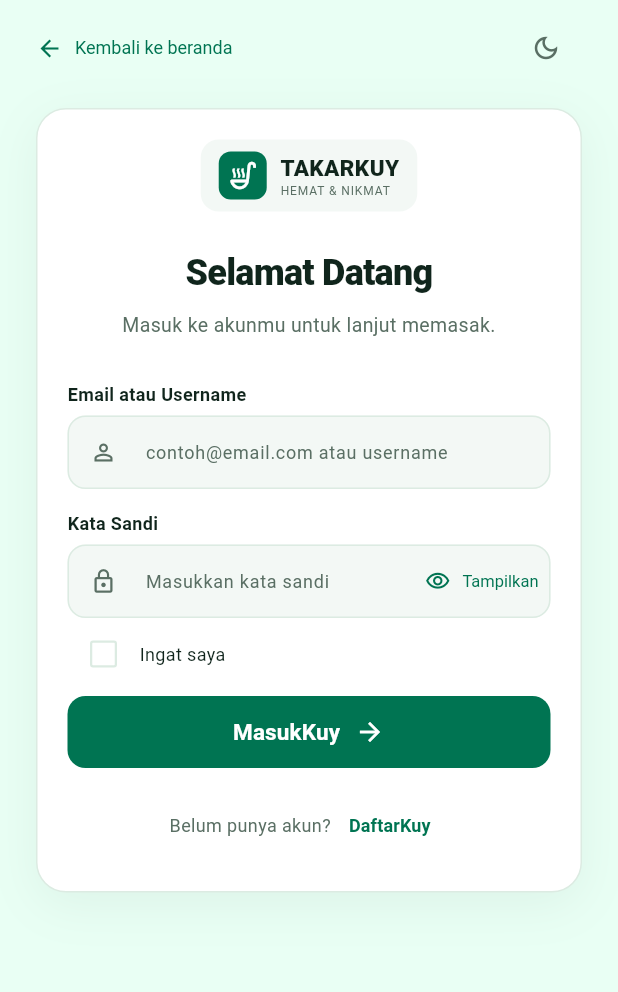
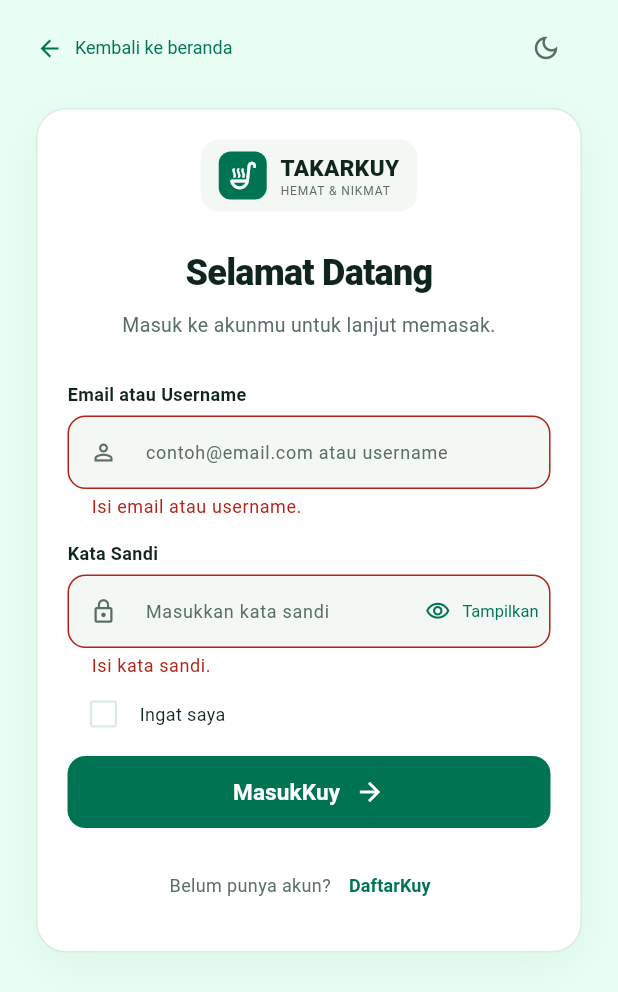
Before and after one commit to PBPUY-11-C/TAKARKUY-APK, a Flutter app: the AkunPage screen opened by its route, after a tap on "MasukKuy", on a phone screen of 412 x 824 dp. Shown: the top 992 px of the screen. Run offline on Flutter 3.47's test engine with Material 3 defaults, Android fonts, the phone set to English and light mode, and no system bars.

Commit message:
feat(modul3): menerapkan validasi formulir login

```diff
--- a/lib/akun/screens/akun_page.dart
+++ b/lib/akun/screens/akun_page.dart
@@ -1,8 +1,55 @@
 import 'package:flutter/material.dart';
 
 /// Halaman masuk Modul 3, dikembangkan dari kerangka Akun yang sudah ada.
-class AkunPage extends StatelessWidget {
+class AkunPage extends StatefulWidget {
   const AkunPage({super.key});
+
+  @override
+  State<AkunPage> createState() => _AkunPageState();
+}
+
+class _AkunPageState extends State<AkunPage> {
+  final _formKey = GlobalKey<FormState>();
+  final _identifier = TextEditingController();
+  final _password = TextEditingController();
+
+  @override
+  void dispose() {
+    _identifier.dispose();
+    _password.dispose();
+    super.dispose();
+  }
+
+  void _submit() {
+    if (!_formKey.currentState!.validate()) return;
+    FocusScope.of(context).unfocus();
+    final colors = _LoginColors(Theme.of(context).brightness);
+    showDialog<void>(
+      context: context,
+      builder: (dialogContext) => AlertDialog(
+        backgroundColor: colors.card,
+        shape: RoundedRectangleBorder(
+          borderRadius: BorderRadius.circular(20),
+          side: BorderSide(color: colors.border, width: 1.5),
+        ),
+        title: Text(
+          'Login belum tersedia',
+          style: TextStyle(color: colors.text, fontSize: 20),
+        ),
+        content: Text(
+          'Silakan coba lagi nanti.',
+          style: TextStyle(color: colors.muted),
+        ),
+        actions: [
+          TextButton(
+            onPressed: () => Navigator.pop(dialogContext),
+            style: TextButton.styleFrom(foregroundColor: colors.accent),
+            child: const Text('Mengerti'),
+          ),
+        ],
+      ),
+    );
+  }
 
   @override
   Widget build(BuildContext context) {
@@ -146,11 +193,17 @@ class AkunPage extends StatelessWidget {
                         ),
                         const SizedBox(height: 28),
                         Form(
+                          key: _formKey,
                           child: Column(
                             crossAxisAlignment: CrossAxisAlignment.stretch,
                             children: [
                               _LoginField(
                                 id: 'identifier',
+                                controller: _identifier,
+                                validator: (value) =>
+                                    value == null || value.trim().isEmpty
+                                    ? 'Isi email atau username.'
+                                    : null,
                                 label: 'Email atau Username',
                                 hint: 'contoh@email.com atau username',
                                 icon: Icons.person_outline,
@@ -159,6 +212,12 @@ class AkunPage extends StatelessWidget {
                               const SizedBox(height: 14),
                               _LoginField(
                                 id: 'password',
+                                controller: _password,
+                                validator: (value) =>
+                                    value == null || value.isEmpty
+                                    ? 'Isi kata sandi.'
+                                    : null,
+                                onSubmitted: (_) => _submit(),
                                 label: 'Kata Sandi',
                                 hint: 'Masukkan kata sandi',
                                 icon: Icons.lock_outline,
@@ -193,7 +252,7 @@ class AkunPage extends StatelessWidget {
                               ),
                               const SizedBox(height: 4),
                               FilledButton(
-                                onPressed: () {},
+                                onPressed: _submit,
                                 style: FilledButton.styleFrom(
                                   backgroundColor: colors.accent,
                                   foregroundColor: colors.actionText,
@@ -277,11 +336,17 @@ class _LoginField extends StatelessWidget {
     required this.hint,
     required this.icon,
     required this.colors,
+    this.controller,
+    this.validator,
+    this.onSubmitted,
   });
 
   final String id, label, hint;
   final IconData icon;
   final _LoginColors colors;
+  final TextEditingController? controller;
+  final FormFieldValidator<String>? validator;
+  final ValueChanged<String>? onSubmitted;
 
   @override
   Widget build(BuildContext context) {
@@ -305,6 +370,10 @@ class _LoginField extends StatelessWidget {
           label: label,
           child: TextFormField(
             key: ValueKey('login-$id'),
+            controller: controller,
+            validator: validator,
+            onFieldSubmitted: onSubmitted,
+            autovalidateMode: AutovalidateMode.onUserInteraction,
             obscureText: password,
             keyboardType: password
                 ? TextInputType.visiblePassword
@@ -320,6 +389,16 @@ class _LoginField extends StatelessWidget {
             style: TextStyle(color: colors.text, fontSize: 14),
             decoration: InputDecoration(
               hintText: hint,
+              errorMaxLines: 3,
+              errorStyle: TextStyle(color: colors.error),
+              errorBorder: OutlineInputBorder(
+                borderRadius: BorderRadius.circular(12),
+                borderSide: BorderSide(color: colors.error),
+              ),
+              focusedErrorBorder: OutlineInputBorder(
+                borderRadius: BorderRadius.circular(12),
+                borderSide: BorderSide(color: colors.error, width: 1.5),
+              ),
               hintStyle: TextStyle(color: colors.muted, fontSize: 12),
               prefixIcon: Icon(icon, size: 18, color: colors.muted),
               suffixIcon: !password
```
